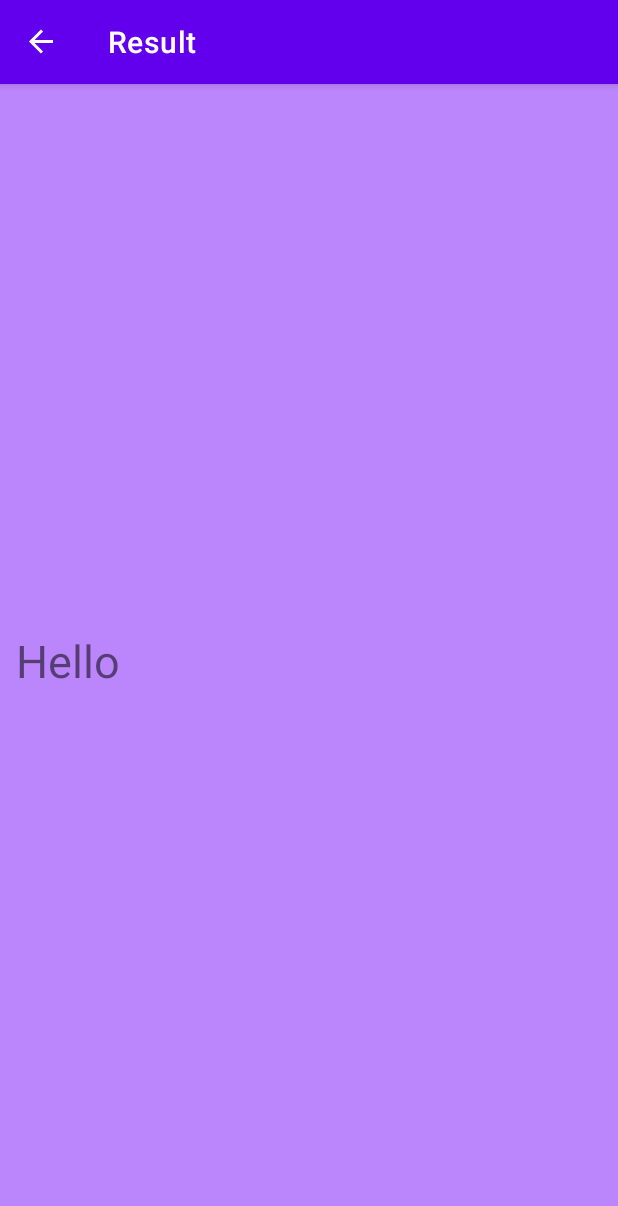
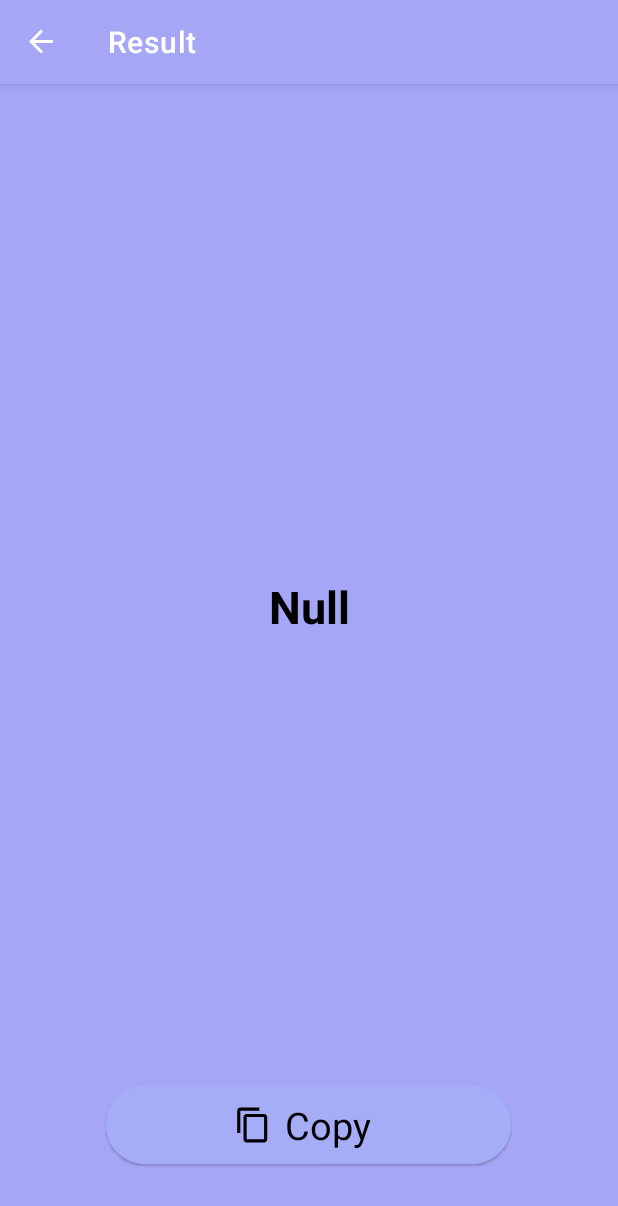
Before and after one commit to UsmanFani/HashGen-App, an Android app: the ResultFragment screen opened through its navigation route, on a phone screen of 412 x 824 dp. Shown: the top 1206 px of the screen. Run offline under Robolectric (Android 15) with nearby library versions, the phone set to English and light mode, and no system bars; our stand-ins replace navigation-ui.

Commit message:
UI changes & more

```diff
--- /dev/null
+++ b/app/src/main/res/drawable/ic_baseline_content_copy_24.xml
@@ -0,0 +1,5 @@
+<vector android:height="24dp" android:tint="#0058C6"
+    android:viewportHeight="24" android:viewportWidth="24"
+    android:width="24dp" xmlns:android="http://schemas.android.com/apk/res/android">
+    <path android:fillColor="@android:color/white" android:pathData="M16,1L4,1c-1.1,0 -2,0.9 -2,2v14h2L4,3h12L16,1zM19,5L8,5c-1.1,0 -2,0.9 -2,2v14c0,1.1 0.9,2 2,2h11c1.1,0 2,-0.9 2,-2L21,7c0,-1.1 -0.9,-2 -2,-2zM19,21L8,21L8,7h11v14z"/>
+</vector>
--- /dev/null
+++ b/app/src/main/res/drawable/ic_baseline_security_24.xml
@@ -0,0 +1,5 @@
+<vector android:height="24dp" android:tint="#0058C6"
+    android:viewportHeight="24" android:viewportWidth="24"
+    android:width="24dp" xmlns:android="http://schemas.android.com/apk/res/android">
+    <path android:fillColor="@android:color/white" android:pathData="M12,1L3,5v6c0,5.55 3.84,10.74 9,12 5.16,-1.26 9,-6.45 9,-12L21,5l-9,-4zM12,11.99h7c-0.53,4.12 -3.28,7.79 -7,8.94L12,12L5,12L5,6.3l7,-3.11v8.8z"/>
+</vector>
--- /dev/null
+++ b/app/src/main/res/drawable/shape.xml
@@ -0,0 +1,5 @@
+<?xml version="1.0" encoding="utf-8"?>
+<shape xmlns:android="http://schemas.android.com/apk/res/android">
+<corners android:radius="10dp"/>
+    <solid android:color="?attr/colorPrimaryVariant"/>
+</shape>
--- a/app/src/main/res/layout/fragment_result.xml
+++ b/app/src/main/res/layout/fragment_result.xml
@@ -4,21 +4,60 @@
     xmlns:tools="http://schemas.android.com/tools"
     android:layout_width="match_parent"
     android:layout_height="match_parent"
-    android:background="@color/purple_200"
+    android:background="?attr/colorPrimary"
     tools:context=".fragment.ResultFragment">
 
+    <Button
+        android:id="@+id/copy_btn"
+        style="@style/Widget.Material3.Button.ElevatedButton.Icon"
+        android:layout_width="270dp"
+        android:layout_height="60dp"
+        android:layout_marginStart="10dp"
+        android:layout_marginEnd="10dp"
+        android:layout_marginBottom="44dp"
+        android:backgroundTint="?attr/colorPrimaryVariant"
+        android:drawableTint="?attr/colorOnPrimary"
+        android:text="@string/copy"
+        android:textAppearance="?attr/textAppearanceLabelLarge"
+        android:textColor="?attr/colorOnPrimary"
+        android:textSize="25sp"
+        app:icon="@drawable/ic_baseline_content_copy_24"
+        app:iconGravity="textStart"
+        app:iconSize="25sp"
+        app:iconTint="?attr/colorOnPrimary"
+        app:layout_constraintBottom_toBottomOf="parent"
+        app:layout_constraintEnd_toEndOf="parent"
+        app:layout_constraintHorizontal_bias="0.495"
+        app:layout_constraintStart_toStartOf="parent" />
+
     <TextView
+        android:id="@+id/textView2"
         android:layout_width="match_parent"
         android:layout_height="wrap_content"
+        android:layout_marginStart="32dp"
+        android:layout_marginTop="32dp"
+        android:layout_marginEnd="32dp"
+        android:layout_marginBottom="32dp"
+        android:gravity="center"
+        android:padding="5dp"
         android:text="Hello"
-        android:layout_marginStart="5dp"
-        android:layout_marginEnd="5dp"
+        android:textColor="@color/black"
         android:textSize="30sp"
-        android:padding="5dp"
-        app:layout_constraintBottom_toBottomOf="parent"
+        android:textStyle="bold"
+        app:layout_constraintBottom_toTopOf="@+id/copy_btn"
         app:layout_constraintEnd_toEndOf="parent"
-        app:layout_constraintHorizontal_bias="0.5"
+        app:layout_constraintStart_toStartOf="parent"
+        app:layout_constraintTop_toBottomOf="@+id/include" />
+
+    <include
+        android:id="@+id/include"
+        layout="@layout/copied"
+        android:layout_width="match_parent"
+        android:layout_height="32dp"
+        app:layout_constraintEnd_toEndOf="parent"
+        app:layout_constraintHorizontal_bias="0.0"
         app:layout_constraintStart_toStartOf="parent"
         app:layout_constraintTop_toTopOf="parent" />
 
+
 </androidx.constraintlayout.widget.ConstraintLayout>
--- a/app/src/main/res/menu/item_menu.xml
+++ b/app/src/main/res/menu/item_menu.xml
@@ -1,8 +1,8 @@
 <?xml version="1.0" encoding="utf-8"?>
 <menu xmlns:android="http://schemas.android.com/apk/res/android"
     xmlns:app="http://schemas.android.com/apk/res-auto">
-<item android:id="@+id/home_menu"
-    android:title="@android:string/cancel"
+<item android:id="@+id/home_menu_clear"
+    android:title="@string/clear"
     app:showAsAction="never"
     />
 </menu>
--- a/app/src/main/res/navigation/nav_graph.xml
+++ b/app/src/main/res/navigation/nav_graph.xml
@@ -26,5 +26,9 @@
         <action
             android:id="@+id/action_resultFragment_to_homeFragment"
             app:destination="@id/homeFragment" />
+        <argument
+            android:name="hashArgs"
+            app:argType="string"
+            android:defaultValue="Null" />
     </fragment>
 </navigation>
--- a/app/src/main/res/values-night/themes.xml
+++ b/app/src/main/res/values-night/themes.xml
@@ -2,13 +2,13 @@
     <!-- Base application theme. -->
     <style name="Theme.HashGenApp" parent="Theme.MaterialComponents.DayNight.DarkActionBar">
         <!-- Primary brand color. -->
-        <item name="colorPrimary">@color/purple_200</item>
-        <item name="colorPrimaryVariant">@color/purple_700</item>
-        <item name="colorOnPrimary">@color/black</item>
+        <item name="colorPrimary">@color/black</item>
+        <item name="colorPrimaryVariant">@color/eerie_black</item>
+        <item name="colorOnPrimary">@color/silver_metallic</item>
         <!-- Secondary brand color. -->
         <item name="colorSecondary">@color/teal_200</item>
         <item name="colorSecondaryVariant">@color/teal_200</item>
-        <item name="colorOnSecondary">@color/black</item>
+        <item name="colorOnSecondary">@color/silver_metallic</item>
         <!-- Status bar color. -->
         <item name="android:statusBarColor" tools:targetApi="l">?attr/colorPrimaryVariant</item>
         <!-- Customize your theme here. -->
--- a/app/src/main/res/values/colors.xml
+++ b/app/src/main/res/values/colors.xml
@@ -7,4 +7,9 @@
     <color name="teal_700">#FF018786</color>
     <color name="black">#FF000000</color>
     <color name="white">#FFFFFFFF</color>
+
+    <color name="iris">#A5A6F6</color>
+    <color name="max_blue_purple">#A5ADF6</color>
+    <color name="silver_metallic">#AFA9B4</color>
+    <color name="eerie_black">#1C1B1E</color>
 </resources>
--- a/app/src/main/res/values/strings.xml
+++ b/app/src/main/res/values/strings.xml
@@ -5,10 +5,16 @@
     <string name="hash_generator">Hash Generator</string>
     <string name="generate">Generate</string>
     <string name="enter_text">Enter Text...</string>
+    <string name="clear">Clear</string>
+    <string name="copy">Copy</string>
+    <string name="copied">Copied!!</string>
 
     <string-array name="hashArray">
         <item>MD5</item>
+        <item>SHA1</item>
+        <item>SHA224</item>
         <item>SHA256</item>
+        <item>SHA384</item>
         <item>SHA512</item>
     </string-array>
 </resources>
--- a/app/src/main/res/values/themes.xml
+++ b/app/src/main/res/values/themes.xml
@@ -2,9 +2,9 @@
     <!-- Base application theme. -->
     <style name="Theme.HashGenApp" parent="Theme.MaterialComponents.DayNight.DarkActionBar">
         <!-- Primary brand color. -->
-        <item name="colorPrimary">@color/purple_500</item>
-        <item name="colorPrimaryVariant">@color/purple_700</item>
-        <item name="colorOnPrimary">@color/white</item>
+        <item name="colorPrimary">@color/iris</item>
+        <item name="colorPrimaryVariant">@color/max_blue_purple</item>
+        <item name="colorOnPrimary">@color/black</item>
         <!-- Secondary brand color. -->
         <item name="colorSecondary">@color/teal_200</item>
         <item name="colorSecondaryVariant">@color/teal_700</item>
@@ -13,4 +13,5 @@
         <item name="android:statusBarColor" tools:targetApi="l">?attr/colorPrimaryVariant</item>
         <!-- Customize your theme here. -->
     </style>
+
 </resources>
--- a/build.gradle
+++ b/build.gradle
@@ -5,6 +5,8 @@ buildscript {
         mavenCentral()
     }
     dependencies {
+        def nav_version = "2.4.0"
+        classpath "androidx.navigation:navigation-safe-args-gradle-plugin:$nav_version"
         classpath "com.android.tools.build:gradle:7.0.4"
         classpath "org.jetbrains.kotlin:kotlin-gradle-plugin:1.6.10"
 
```
Also changed, not shown: app/build.gradle (+5 -3 lines), app/src/main/java/com/example/hashgenapp/MainActivity.kt (+2 -5 lines), app/src/main/java/com/example/hashgenapp/fragment/HomeFragment.kt (+51 -13 lines), app/src/main/java/com/example/hashgenapp/fragment/ResultFragment.kt (+44 -2 lines), app/src/main/java/com/example/hashgenapp/viewmodel/HomeFragmentViewModel.kt (+13 -0 lines), app/src/main/res/layout/copied.xml (added, +35 -0 lines), app/src/main/res/layout/fragment_home.xml (+51 -49 lines), app/src/main/res/layout/splash_screen.xml (added, +18 -0 lines).
